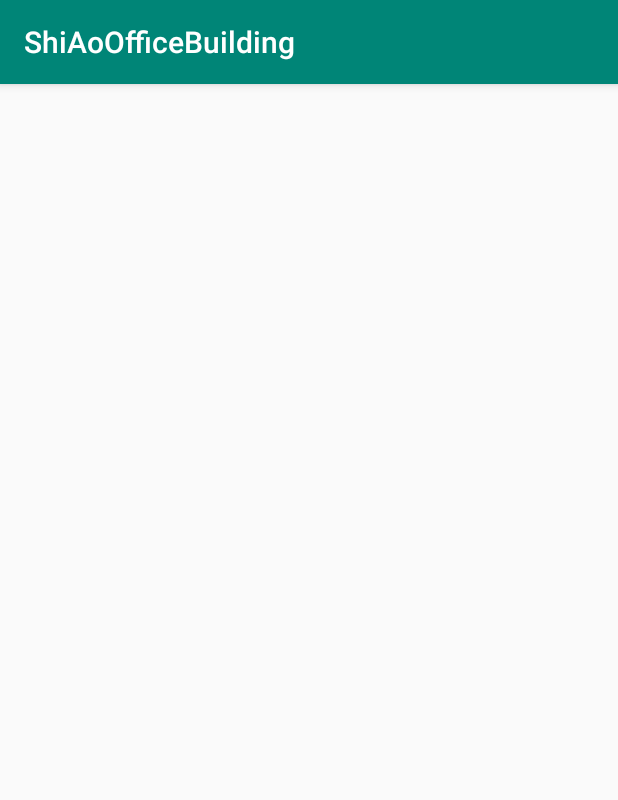
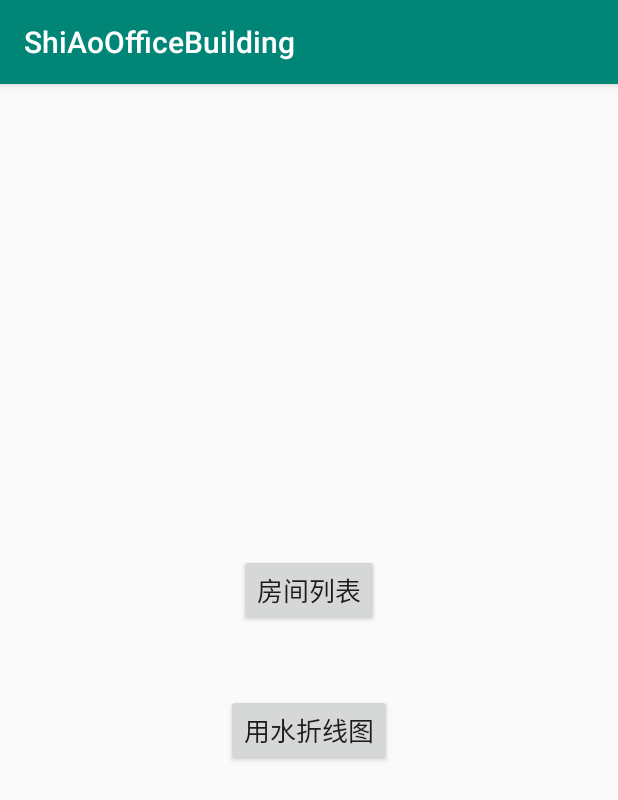
Before and after one commit to Asimok/ShiAoOfficeBuilding, an Android app: the screen it shows after launch (MainActivity before the commit, test after it), on a phone screen of 412 x 824 dp. Shown: the top 800 px of the screen. Run offline under Robolectric (Android 15) with nearby library versions, the phone set to English and light mode, and no system bars.

Commit message:
折线图

```diff
--- a/app/build.gradle
+++ b/app/build.gradle
@@ -20,11 +20,12 @@ android {
 
 dependencies {
     implementation files('libs/gson-2.0.jar')
-    implementation fileTree(dir: 'libs', include: ['*.jar'])
+    implementation fileTree(include: ['*.jar'], dir: 'libs')
     implementation 'com.android.support:appcompat-v7:28.0.0'
     implementation 'com.android.support.constraint:constraint-layout:1.1.3'
     testImplementation 'junit:junit:4.12'
     androidTestImplementation 'com.android.support.test:runner:1.0.2'
     androidTestImplementation 'com.android.support.test.espresso:espresso-core:3.0.2'
     implementation 'com.squareup.okhttp3:okhttp:3.2.0'
+    implementation 'com.github.PhilJay:MPAndroidChart:v3.0.2'
 }
--- a/app/src/main/java/com/example/shiaoofficebuilding/MainActivity.java
+++ b/app/src/main/java/ShiAoOfficeBuilding/RoomList/getRoomList.java
@@ -1,19 +1,14 @@
-package com.example.shiaoofficebuilding;
+package ShiAoOfficeBuilding.RoomList;
 
-import android.annotation.SuppressLint;
 import android.support.v7.app.AppCompatActivity;
 import android.os.Bundle;
 import android.util.Log;
-import android.view.LayoutInflater;
-import android.view.View;
-import android.view.ViewGroup;
-import android.widget.BaseAdapter;
-import android.widget.LinearLayout;
 import android.widget.ListView;
-import android.widget.RelativeLayout;
 import android.widget.TextView;
 import android.widget.Toast;
 
+
+import com.example.shiaoofficebuilding.R;
 
 import org.json.JSONArray;
 import org.json.JSONException;
@@ -21,7 +16,6 @@ import org.json.JSONObject;
 
 import java.io.IOException;
 import java.util.ArrayList;
-import java.util.List;
 
 
 import okhttp3.Call;
@@ -31,18 +25,18 @@ import okhttp3.Request;
 import okhttp3.Response;
 
 
-public class MainActivity extends AppCompatActivity {
+public class getRoomList extends AppCompatActivity {
     TextView tv;
     private ListView roomlv;
     private ArrayList<roomlistAdapterInfo> roomInfoForAdapter;
     private  String count;
-    MyAdapter adapter;
+    adapterForRoomList adapter;
 
 
     @Override
     protected void onCreate(Bundle savedInstanceState) {
         super.onCreate(savedInstanceState);
-        setContentView(R.layout.searchroom_lv_layout);
+        setContentView(R.layout.roomlist_listview_layout);
         roomInfoForAdapter = new ArrayList<roomlistAdapterInfo>();
         roomlv = findViewById(R.id.searchroomlv);
         getRoomlist();//get方法请求获取数据
@@ -65,7 +59,7 @@ public class MainActivity extends AppCompatActivity {
                 runOnUiThread(new Runnable() {
                     @Override
                     public void run() {
-                        Toast.makeText(MainActivity.this, "连接服务器失败！", Toast.LENGTH_SHORT).show();
+                        Toast.makeText(getRoomList.this, "连接服务器失败！", Toast.LENGTH_SHORT).show();
                     }
                 });
                 e.printStackTrace();
@@ -126,7 +120,7 @@ public class MainActivity extends AppCompatActivity {
                 runOnUiThread(new Runnable() {
                     @Override
                     public void run() {
-                        Toast.makeText(MainActivity.this, "连接服务器失败！", Toast.LENGTH_SHORT).show();
+                        Toast.makeText(getRoomList.this, "连接服务器失败！", Toast.LENGTH_SHORT).show();
                     }
                 });
                 e.printStackTrace();
@@ -181,7 +175,7 @@ public class MainActivity extends AppCompatActivity {
 
                 roomInfoForAdapter.add(mapx);
                 //数据适配器
-                adapter = new MyAdapter(MainActivity.this,R.layout.showroomlist,roomInfoForAdapter);
+                adapter = new adapterForRoomList(getRoomList.this,R.layout.showroomlist,roomInfoForAdapter);
                 roomlv.setAdapter(adapter);
             }
         });
--- a/app/src/main/java/com/example/shiaoofficebuilding/roomlistAdapterInfo.java
+++ b/app/src/main/java/ShiAoOfficeBuilding/RoomList/roomlistAdapterInfo.java
@@ -1,4 +1,4 @@
-package com.example.shiaoofficebuilding;
+package ShiAoOfficeBuilding.RoomList;
 
 public class roomlistAdapterInfo {
 
--- /dev/null
+++ b/app/src/main/java/ShiAoOfficeBuilding/test/test.java
@@ -0,0 +1,28 @@
+package ShiAoOfficeBuilding.test;
+import ShiAoOfficeBuilding.Chart.Chart;
+import  ShiAoOfficeBuilding.RoomList.getRoomList;
+import android.content.Intent;
+import android.support.v7.app.AppCompatActivity;
+import android.os.Bundle;
+import android.view.View;
+
+import com.example.shiaoofficebuilding.R;
+
+public class test extends AppCompatActivity {
+
+    @Override
+    protected void onCreate(Bundle savedInstanceState) {
+        super.onCreate(savedInstanceState);
+        setContentView(R.layout.activity_test);
+    }
+
+    public void roomlist(View view) {
+        Intent intent =new Intent(this,getRoomList.class);
+        startActivity(intent);
+    }
+
+    public void waterwarning(View view) {
+        Intent intent =new Intent(this, Chart.class);
+        startActivity(intent);
+    }
+}
--- /dev/null
+++ b/app/src/main/res/layout/activity_test.xml
@@ -0,0 +1,28 @@
+<?xml version="1.0" encoding="utf-8"?>
+<LinearLayout xmlns:android="http://schemas.android.com/apk/res/android"
+xmlns:app="http://schemas.android.com/apk/res-auto"
+xmlns:tools="http://schemas.android.com/tools"
+android:layout_width="match_parent"
+android:layout_height="match_parent"
+    android:orientation="vertical"
+    android:gravity="center"
+tools:context="ShiAoOfficeBuilding.test.test">
+
+    <Button
+        android:layout_margin="@dimen/dp_20"
+        android:layout_width="wrap_content"
+        android:layout_height="wrap_content"
+        android:text="房间列表"
+        android:textSize="@dimen/sp_15"
+        android:onClick="roomlist"
+        />
+    <Button
+        android:layout_margin="@dimen/dp_20"
+        android:layout_width="wrap_content"
+        android:layout_height="wrap_content"
+        android:text="用水折线图"
+        android:textSize="@dimen/sp_15"
+        android:onClick="waterwarning"
+        />
+
+</LinearLayout>
--- a/build.gradle
+++ b/build.gradle
@@ -6,6 +6,7 @@ buildscript {
         jcenter()
 
     }
+
     dependencies {
         classpath 'com.android.tools.build:gradle:3.3.2'
 
@@ -18,7 +19,7 @@ allprojects {
     repositories {
         google()
         jcenter()
-
+        maven { url "https://jitpack.io" }
     }
 }
 
```
Also changed, not shown: app/src/main/AndroidManifest.xml (+7 -1 lines), app/src/main/java/ShiAoOfficeBuilding/Chart/Chart.java (added, +35 -0 lines), app/src/main/java/ShiAoOfficeBuilding/RoomList/adapterForRoomList.java (renamed from app/src/main/java/com/example/shiaoofficebuilding/MyAdapter.java, +5 -3 lines), app/src/main/res/layout/activity_main.xml (+9 -17 lines), app/src/main/res/layout/roomlist_listview_layout.xml (renamed from app/src/main/res/layout/searchroom_lv_layout.xml).
